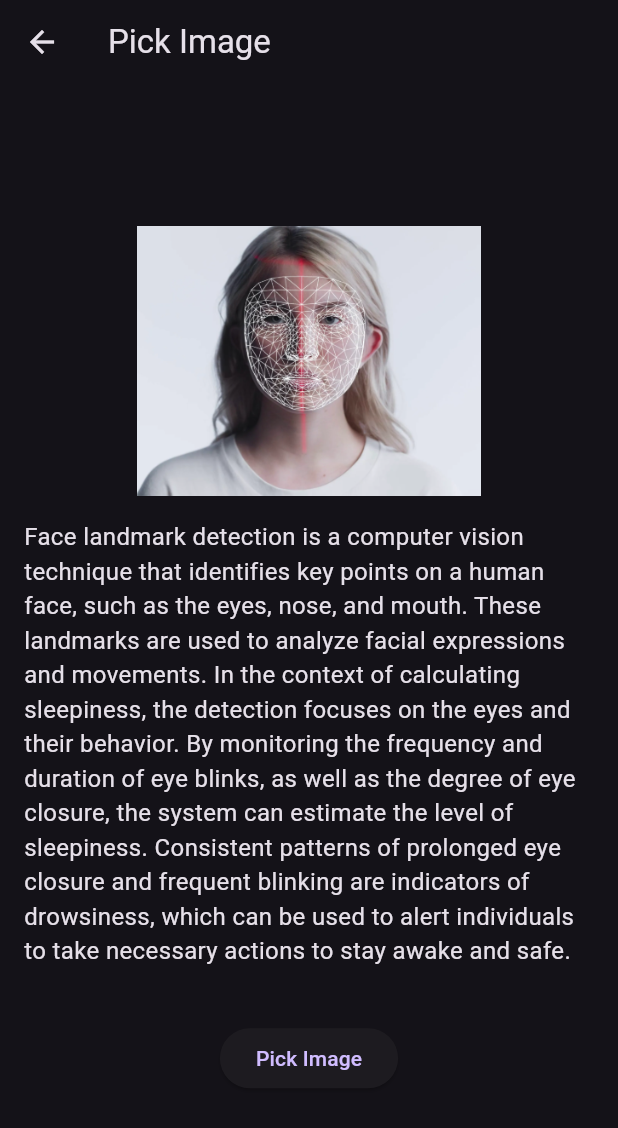
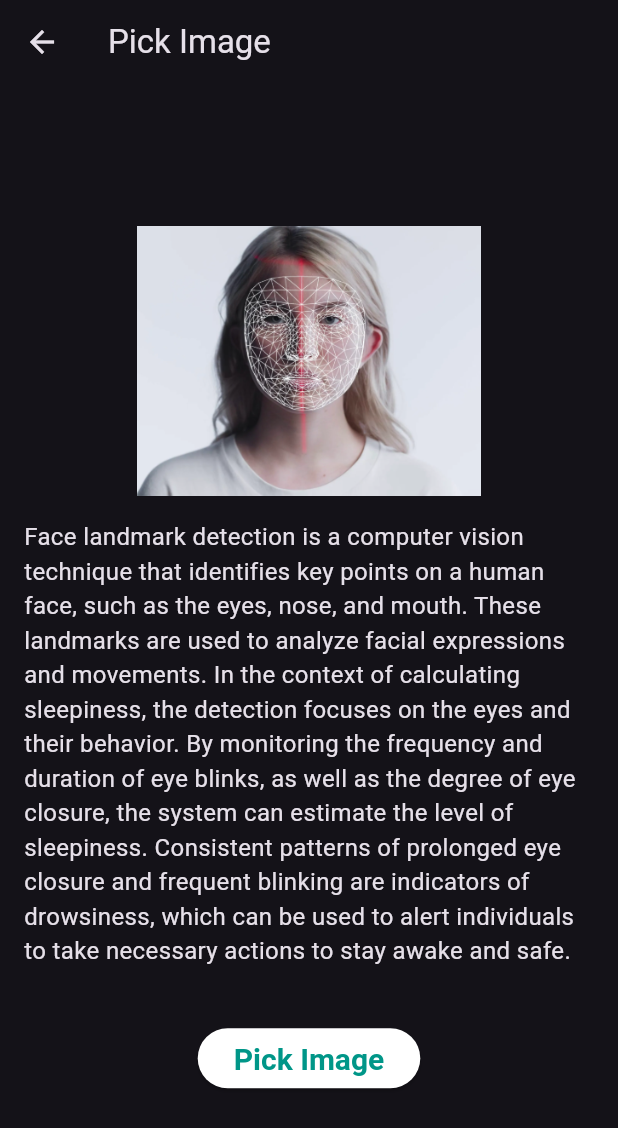
Before and after one commit to CarrascoAlejandro/MOVI_tflite_perclos, a Flutter app: the screen it shows after launch, scrolled down 567 dp, after a tap on "Try it Out!", on a phone screen of 412 x 824 dp. Shown: the top 1128 px of the screen. Run offline on Flutter 3.47's test engine with Material 3 defaults, Android fonts, the light colour scheme and no system bars; our stand-ins replace audioplayers, bloc, camera, equatable, flutter_bloc, image_picker and 1 more; missing offline and left inert: google_ml_kit.

Commit message:
ok, now I sleep

```diff
--- a/lib/main.dart
+++ b/lib/main.dart
@@ -1,7 +1,9 @@
 import 'dart:async';
 
+import 'package:audioplayers/audioplayers.dart';
 import 'package:camera/camera.dart';
 import 'package:flutter/material.dart';
+import 'package:flutter/services.dart';
 import 'package:flutter_bloc/flutter_bloc.dart';
 import 'package:flutter_camera_test_run/bloc/camera/camera_bloc.dart';
 import 'package:flutter_camera_test_run/bloc/detector/detector_bloc.dart';
@@ -22,6 +24,8 @@ Future<void> main() async {
   // Get a specific camera from the list of available cameras.
   final firstCamera = cameras[1];
 
+  SystemChrome.setPreferredOrientations([DeviceOrientation.portraitUp])
+      .then((_) {
     runApp(MultiBlocProvider(
       providers: [
         BlocProvider(create: (context) => CameraBloc()),
@@ -34,6 +38,7 @@ Future<void> main() async {
         home: MyHomePage(camera: firstCamera),
       ),
     ));
+  });
 }
 
 class MyHomePage extends StatelessWidget {
@@ -121,6 +126,13 @@ class MyHomePage extends StatelessWidget {
           children: [
             const AboutPERCLOS(),
             ElevatedButton(
+              style: ElevatedButton.styleFrom(
+                backgroundColor: Colors.white,
+                foregroundColor: Colors.teal,
+                textStyle: const TextStyle(
+                  fontWeight: FontWeight.bold,
+                ),
+              ),
               onPressed: () {
                 Navigator.push(
                   context,
@@ -129,9 +141,9 @@ class MyHomePage extends StatelessWidget {
                   ),
                 );
               },
-              child: const Text('Try it Out!'),
+              child: const Text('Try it Out!', style: TextStyle(fontSize: 20)),
             ),
-            SizedBox(height: 20),
+            const SizedBox(height: 20),
           ],
         ))),
       ),
--- a/lib/widget/pick_image_screen.dart
+++ b/lib/widget/pick_image_screen.dart
@@ -1,6 +1,7 @@
 import 'dart:io';
 
 import 'package:flutter/material.dart';
+import 'package:flutter/rendering.dart';
 import 'package:flutter_bloc/flutter_bloc.dart';
 import 'package:flutter_camera_test_run/bloc/detector/detector_bloc.dart';
 import 'package:flutter_camera_test_run/bloc/detector/detector_event.dart';
@@ -32,7 +33,8 @@ class PickImageScreen extends StatelessWidget {
             } else if (state is ImageErrorState) {
               return Text(state.error);
             } else if (state is ImageProcessedState) {
-              return buildImageResult(context, state.image, state.width, state.height);
+              return buildImageResult(
+                  context, state.image, state.width, state.height);
             } else {
               return Container();
             }
@@ -43,6 +45,8 @@ class PickImageScreen extends StatelessWidget {
         builder: (context, state) {
           if (state is! ImageInitialState) {
             return FloatingActionButton(
+              backgroundColor: Colors.white,
+              foregroundColor: Colors.teal,
               onPressed: () {
                 BlocProvider.of<ImageBloc>(context).add(ResetImageEvent());
               },
@@ -64,10 +68,17 @@ class PickImageScreen extends StatelessWidget {
         HowItWorks(),
         SizedBox(height: 20),
         ElevatedButton(
+          style: ElevatedButton.styleFrom(
+            backgroundColor: Colors.white,
+            foregroundColor: Colors.teal,
+            textStyle: const TextStyle(
+              fontWeight: FontWeight.bold,
+            ),
+          ),
           onPressed: () {
             BlocProvider.of<ImageBloc>(context).add(PickImageEvent(context));
           },
-          child: Text('Pick Image'),
+          child: Text('Pick Image', style: TextStyle(fontSize: 20)),
         ),
       ],
     );
@@ -84,13 +95,13 @@ class PickImageScreen extends StatelessWidget {
     );
   }
 
-  Widget buildImageResult(BuildContext context, File image, int width, int height) {
+  Widget buildImageResult(
+      BuildContext context, File image, int width, int height) {
     //final double width_relative = width / 100;
-    final Image imageWidget = Image.file(
-      image
-    );
+    final Image imageWidget = Image.file(image);
 
-    return Column(
+    return SingleChildScrollView(
+        child: Column(
       mainAxisAlignment: MainAxisAlignment.center,
       children: [
         BlocBuilder<DetectorBloc, DetectorState>(
@@ -125,7 +136,8 @@ class PickImageScreen extends StatelessWidget {
                 value2label: 'Right Eye',
               );
             } else if (state is DetectorErrorState) {
-              detectorWidget = Center(child: ErrorComponent(errorMessage: state.message));
+              detectorWidget =
+                  Center(child: ErrorComponent(errorMessage: state.message));
             } else {
               detectorWidget = Text('Processing...');
             }
@@ -134,6 +146,6 @@ class PickImageScreen extends StatelessWidget {
           },
         ),
       ],
-    );
+    ));
   }
 }
```
Also changed, not shown: lib/bloc/detector/detector_bloc.dart (+5 -5 lines), lib/widget/camera_shot.dart (+12 -3 lines), lib/widget/stream_video_screen.dart (+12 -4 lines). Lines whose indentation alone changed are shown as unchanged.
